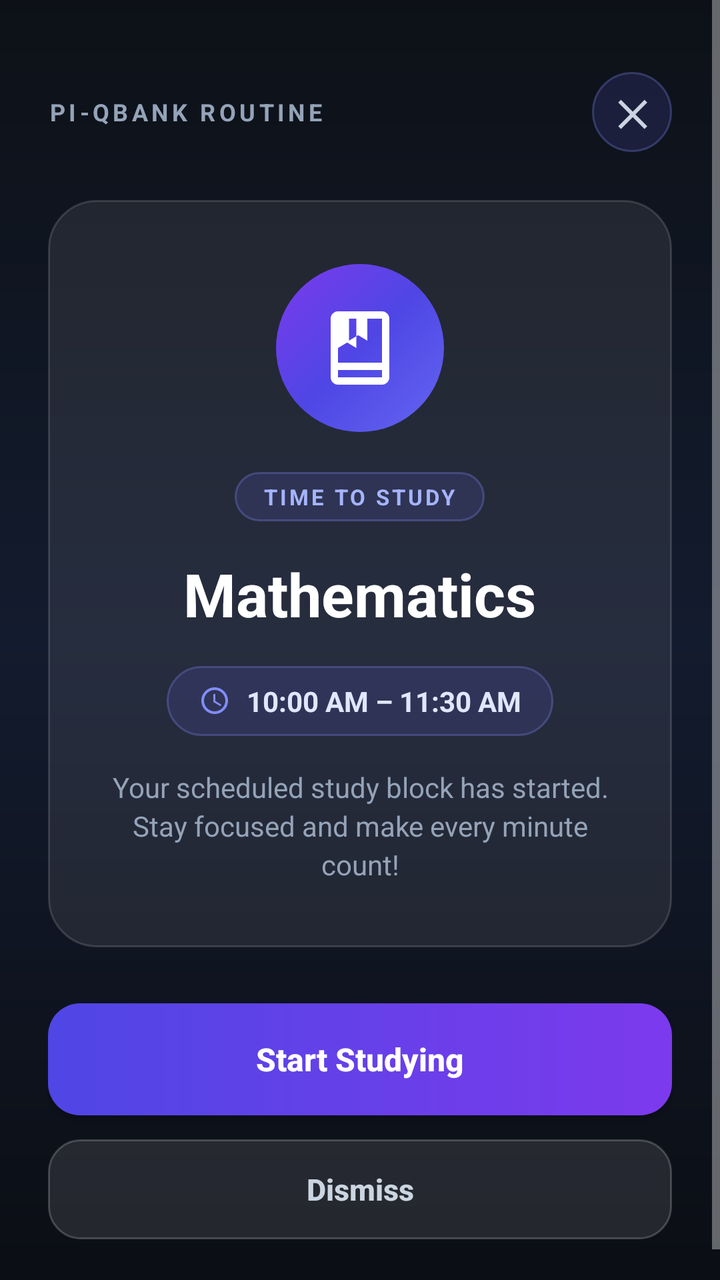
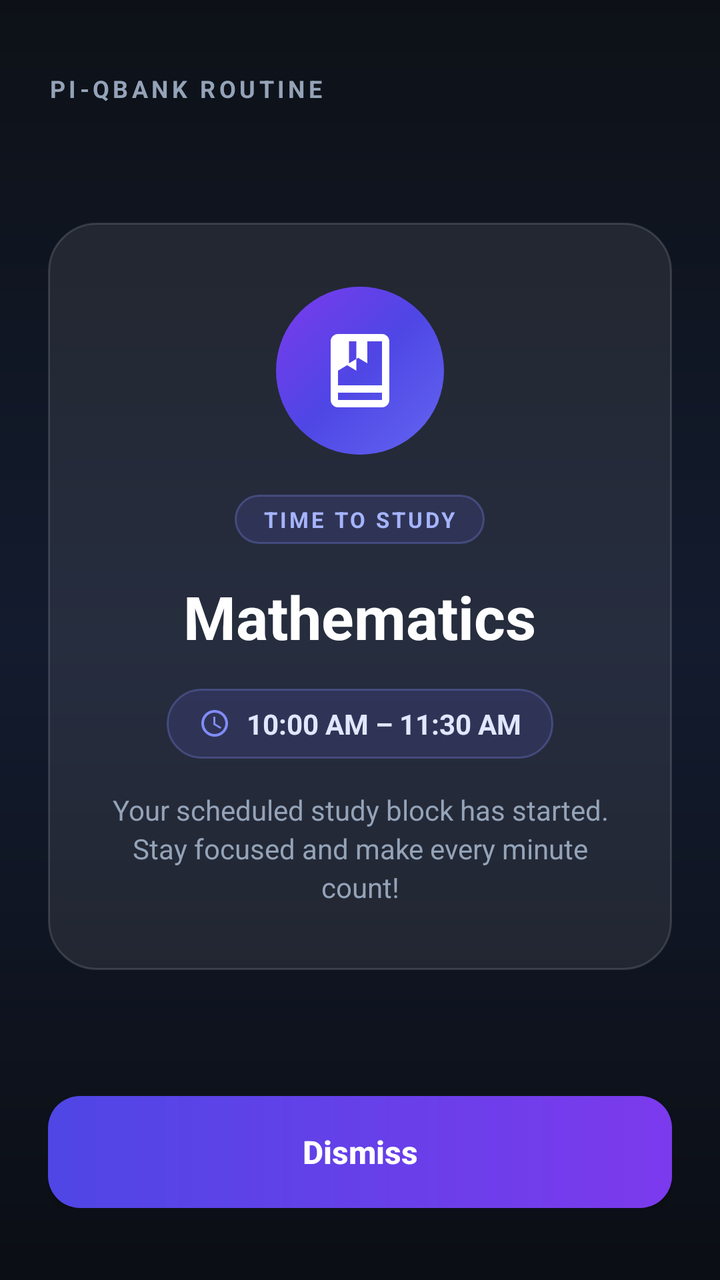

Compare the two renders of this Android layout. The source of the first and the diff that turns it into the second are given below.
<!-- AndroidManifest.xml: activity theme StudyRoutineOverlayTheme -->
<!-- res/layout/activity_study_routine_overlay.xml -->
<?xml version="1.0" encoding="utf-8"?>
<FrameLayout xmlns:android="http://schemas.android.com/apk/res/android"
    android:layout_width="match_parent"
    android:layout_height="match_parent"
    android:background="@drawable/study_overlay_backdrop"
    android:fitsSystemWindows="true">

    <ScrollView
        android:layout_width="match_parent"
        android:layout_height="match_parent"
        android:fillViewport="true">

        <LinearLayout
            android:layout_width="match_parent"
            android:layout_height="wrap_content"
            android:orientation="vertical"
            android:gravity="center_horizontal"
            android:paddingStart="24dp"
            android:paddingEnd="24dp"
            android:paddingTop="36dp"
            android:paddingBottom="36dp">

            
            <RelativeLayout
                android:layout_width="match_parent"
                android:layout_height="wrap_content"
                android:layout_marginBottom="24dp">

                <TextView
                    android:layout_width="wrap_content"
                    android:layout_height="wrap_content"
                    android:layout_alignParentStart="true"
                    android:layout_centerVertical="true"
                    android:text="PI-QBANK ROUTINE"
                    android:textColor="#94A3B8"
                    android:textSize="12sp"
                    android:textStyle="bold"
                    android:letterSpacing="0.15" />

                <TextView
                    android:id="@+id/overlay_btn_close"
                    android:layout_width="40dp"
                    android:layout_height="40dp"
                    android:layout_alignParentEnd="true"
                    android:layout_centerVertical="true"
                    android:background="@drawable/study_overlay_badge_bg"
                    android:gravity="center"
                    android:text="✕"
                    android:textColor="#CBD5E1"
                    android:textSize="18sp"
                    android:textStyle="bold"
                    android:clickable="true"
                    android:focusable="true" />
            </RelativeLayout>

            <View
                android:layout_width="match_parent"
                android:layout_height="0dp"
                android:layout_weight="1" />

            
            <LinearLayout
                android:layout_width="match_parent"
                android:layout_height="wrap_content"
                android:orientation="vertical"
                android:gravity="center_horizontal"
                android:background="@drawable/study_overlay_card_bg"
                android:paddingStart="24dp"
                android:paddingEnd="24dp"
                android:paddingTop="32dp"
                android:paddingBottom="32dp">

                
                <FrameLayout
                    android:layout_width="84dp"
                    android:layout_height="84dp"
                    android:background="@drawable/study_overlay_icon_bg"
                    android:layout_marginBottom="20dp">

                    <ImageView
                        android:layout_width="44dp"
                        android:layout_height="44dp"
                        android:layout_gravity="center"
                        android:src="@drawable/ic_study_routine_alarm"
                        android:contentDescription="Study Routine Icon" />
                </FrameLayout>

                
                <TextView
                    android:id="@+id/overlay_status_pill"
                    android:layout_width="wrap_content"
                    android:layout_height="wrap_content"
                    android:background="@drawable/study_overlay_badge_bg"
                    android:paddingStart="14dp"
                    android:paddingEnd="14dp"
                    android:paddingTop="5dp"
                    android:paddingBottom="5dp"
                    android:text="TIME TO STUDY"
                    android:textColor="#A5B4FC"
                    android:textSize="11sp"
                    android:textStyle="bold"
                    android:letterSpacing="0.12"
                    android:layout_marginBottom="16dp" />

                
                <TextView
                    android:id="@+id/overlay_subject"
                    android:layout_width="wrap_content"
                    android:layout_height="wrap_content"
                    android:text="Mathematics"
                    android:textColor="#FFFFFF"
                    android:textSize="30sp"
                    android:textStyle="bold"
                    android:gravity="center"
                    android:layout_marginBottom="16dp" />

                
                <LinearLayout
                    android:layout_width="wrap_content"
                    android:layout_height="wrap_content"
                    android:orientation="horizontal"
                    android:gravity="center_vertical"
                    android:background="@drawable/study_overlay_badge_bg"
                    android:paddingStart="16dp"
                    android:paddingEnd="16dp"
                    android:paddingTop="8dp"
                    android:paddingBottom="8dp"
                    android:layout_marginBottom="16dp">

                    <ImageView
                        android:layout_width="16dp"
                        android:layout_height="16dp"
                        android:src="@drawable/ic_study_routine_clock"
                        android:layout_marginEnd="8dp"
                        android:contentDescription="Clock" />

                    <TextView
                        android:id="@+id/overlay_time_range"
                        android:layout_width="wrap_content"
                        android:layout_height="wrap_content"
                        android:text="10:00 AM – 11:30 AM"
                        android:textColor="#E0E7FF"
                        android:textSize="14sp"
                        android:textStyle="bold" />
                </LinearLayout>

                
                <TextView
                    android:layout_width="match_parent"
                    android:layout_height="wrap_content"
                    android:text="Your scheduled study block has started. Stay focused and make every minute count!"
                    android:textColor="#94A3B8"
                    android:textSize="14sp"
                    android:gravity="center"
                    android:lineSpacingExtra="3dp" />
            </LinearLayout>

            <View
                android:layout_width="match_parent"
                android:layout_height="0dp"
                android:layout_weight="1" />

            
            <LinearLayout
                android:layout_width="match_parent"
                android:layout_height="wrap_content"
                android:orientation="vertical"
                android:layout_marginTop="28dp">

                <Button
                    android:id="@+id/overlay_btn_start"
                    android:layout_width="match_parent"
                    android:layout_height="56dp"
                    android:background="@drawable/study_overlay_btn_primary"
                    android:text="Start Studying"
                    android:textColor="#FFFFFF"
                    android:textSize="16sp"
                    android:textStyle="bold"
                    android:textAllCaps="false"
                    android:elevation="4dp"
                    android:layout_marginBottom="12dp" />

                <Button
                    android:id="@+id/overlay_btn_dismiss"
                    android:layout_width="match_parent"
                    android:layout_height="50dp"
                    android:background="@drawable/study_overlay_btn_secondary"
                    android:text="Dismiss"
                    android:textColor="#CBD5E1"
                    android:textSize="15sp"
                    android:textStyle="bold"
                    android:textAllCaps="false" />
            </LinearLayout>

        </LinearLayout>
    </ScrollView>
</FrameLayout>
<!-- resources referenced by this layout -->
<resources>
  <!-- drawable ic_study_routine_alarm (drawable) -->
  <vector xmlns:android="http://schemas.android.com/apk/res/android"
      android:width="48dp"
      android:height="48dp"
      android:viewportWidth="24"
      android:viewportHeight="24">
      <path
          android:fillColor="#FFFFFF"
          android:pathData="M18,2H6c-1.1,0 -2,0.9 -2,2v16c0,1.1 0.9,2 2,2h12c1.1,0 2,-0.9 2,-2V4c0,-1.1 -0.9,-2 -2,-2zM6,4h5v8l-2.5,-1.5L6,12V4zm12,16H6v-2h12v2zm0,-4H6V4h3v6l2.5,-1.5L14,10V4h4v12z"/>
  </vector>
  <!-- drawable ic_study_routine_clock (drawable) -->
  <vector xmlns:android="http://schemas.android.com/apk/res/android"
      android:width="20dp"
      android:height="20dp"
      android:viewportWidth="24"
      android:viewportHeight="24">
      <path
          android:fillColor="#818CF8"
          android:pathData="M11.99,2C6.47,2 2,6.48 2,12s4.47,10 9.99,10C17.52,22 22,17.52 22,12S17.52,2 11.99,2zM12,20c-4.42,0 -8,-3.58 -8,-8s3.58,-8 8,-8 8,3.58 8,8 -3.58,8 -8,8zm0.5,-13H11v6l5.25,3.15 0.75,-1.23 -4.5,-2.67z"/>
  </vector>
  <!-- drawable study_overlay_backdrop (drawable) -->
  <?xml version="1.0" encoding="utf-8"?>
  <shape xmlns:android="http://schemas.android.com/apk/res/android"
      android:shape="rectangle">
      <gradient
          android:type="linear"
          android:angle="270"
          android:startColor="#0D1117"
          android:centerColor="#131B2E"
          android:endColor="#0B0E14" />
  </shape>
  <!-- drawable study_overlay_badge_bg (drawable) -->
  <?xml version="1.0" encoding="utf-8"?>
  <shape xmlns:android="http://schemas.android.com/apk/res/android"
      android:shape="rectangle">
      <solid android:color="#266366F1" />
      <corners android:radius="20dp" />
      <stroke android:width="1dp" android:color="#4D818CF8" />
  </shape>
  <!-- drawable study_overlay_btn_primary (drawable) -->
  <?xml version="1.0" encoding="utf-8"?>
  <ripple xmlns:android="http://schemas.android.com/apk/res/android"
      android:color="#44FFFFFF">
      <item>
          <shape android:shape="rectangle">
              <gradient
                  android:angle="0"
                  android:startColor="#4F46E5"
                  android:endColor="#7C3AED" />
              <corners android:radius="16dp" />
          </shape>
      </item>
  </ripple>
  <!-- drawable study_overlay_btn_secondary (drawable) -->
  <?xml version="1.0" encoding="utf-8"?>
  <ripple xmlns:android="http://schemas.android.com/apk/res/android"
      android:color="#33FFFFFF">
      <item>
          <shape android:shape="rectangle">
              <solid android:color="#1AFFFFFF" />
              <corners android:radius="16dp" />
              <stroke android:width="1dp" android:color="#33FFFFFF" />
          </shape>
      </item>
  </ripple>
  <!-- drawable study_overlay_card_bg (drawable) -->
  <?xml version="1.0" encoding="utf-8"?>
  <shape xmlns:android="http://schemas.android.com/apk/res/android"
      android:shape="rectangle">
      <solid android:color="#14FFFFFF" />
      <corners android:radius="24dp" />
      <stroke android:width="1dp" android:color="#24FFFFFF" />
  </shape>
  <!-- drawable study_overlay_icon_bg (drawable) -->
  <?xml version="1.0" encoding="utf-8"?>
  <shape xmlns:android="http://schemas.android.com/apk/res/android"
      android:shape="oval">
      <gradient
          android:angle="135"
          android:startColor="#6366F1"
          android:centerColor="#4F46E5"
          android:endColor="#7C3AED" />
  </shape>
  <style name="StudyRoutineOverlayTheme" parent="@android:style/Theme.Material.NoActionBar.Fullscreen">
          <item name="android:windowBackground">@drawable/study_overlay_backdrop</item>
          <item name="android:statusBarColor">@android:color/transparent</item>
          <item name="android:navigationBarColor">@android:color/transparent</item>
      </style>
</resources>

<!-- the commit's change to res/layout/activity_study_routine_overlay.xml (unified diff, before → after) -->
@@ -37,20 +37,6 @@
                     android:textStyle="bold"
                     android:letterSpacing="0.15" />
 
-                <TextView
-                    android:id="@+id/overlay_btn_close"
-                    android:layout_width="40dp"
-                    android:layout_height="40dp"
-                    android:layout_alignParentEnd="true"
-                    android:layout_centerVertical="true"
-                    android:background="@drawable/study_overlay_badge_bg"
-                    android:gravity="center"
-                    android:text="✕"
-                    android:textColor="#CBD5E1"
-                    android:textSize="18sp"
-                    android:textStyle="bold"
-                    android:clickable="true"
-                    android:focusable="true" />
             </RelativeLayout>
 
             <View
@@ -168,28 +154,16 @@
                 android:layout_marginTop="28dp">
 
                 <Button
-                    android:id="@+id/overlay_btn_start"
+                    android:id="@+id/overlay_btn_dismiss"
                     android:layout_width="match_parent"
                     android:layout_height="56dp"
                     android:background="@drawable/study_overlay_btn_primary"
-                    android:text="Start Studying"
+                    android:text="Dismiss"
                     android:textColor="#FFFFFF"
                     android:textSize="16sp"
                     android:textStyle="bold"
                     android:textAllCaps="false"
-                    android:elevation="4dp"
-                    android:layout_marginBottom="12dp" />
-
-                <Button
-                    android:id="@+id/overlay_btn_dismiss"
-                    android:layout_width="match_parent"
-                    android:layout_height="50dp"
-                    android:background="@drawable/study_overlay_btn_secondary"
-                    android:text="Dismiss"
-                    android:textColor="#CBD5E1"
-                    android:textSize="15sp"
-                    android:textStyle="bold"
-                    android:textAllCaps="false" />
+                    android:elevation="4dp" />
             </LinearLayout>
 
         </LinearLayout>
<!-- resource entries referenced after the edit -->
@@ -53,18 +53,6 @@
           </shape>
       </item>
   </ripple>
-  <!-- drawable study_overlay_btn_secondary (drawable) -->
-  <?xml version="1.0" encoding="utf-8"?>
-  <ripple xmlns:android="http://schemas.android.com/apk/res/android"
-      android:color="#33FFFFFF">
-      <item>
-          <shape android:shape="rectangle">
-              <solid android:color="#1AFFFFFF" />
-              <corners android:radius="16dp" />
-              <stroke android:width="1dp" android:color="#33FFFFFF" />
-          </shape>
-      </item>
-  </ripple>
   <!-- drawable study_overlay_card_bg (drawable) -->
   <?xml version="1.0" encoding="utf-8"?>
   <shape xmlns:android="http://schemas.android.com/apk/res/android"
